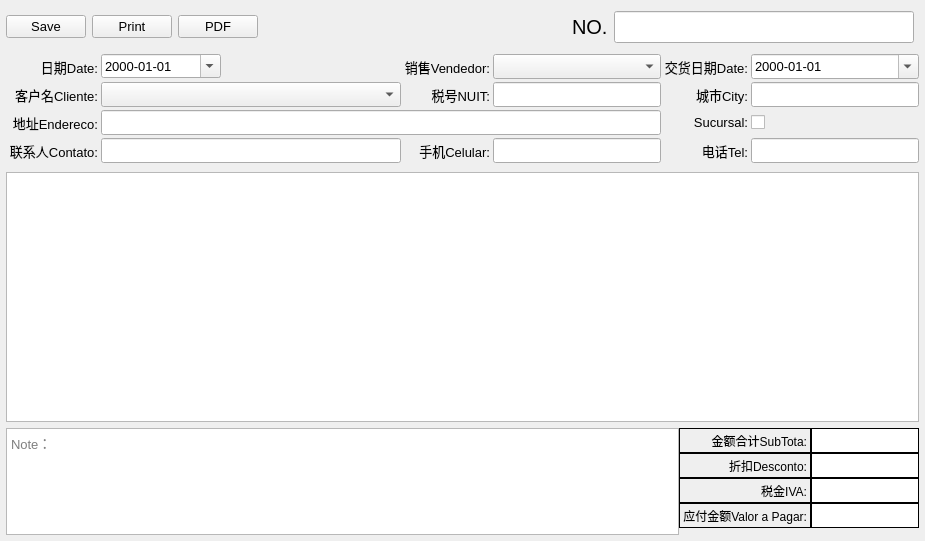
Before: the Qt Designer form Ui/FormPrintingOrder.ui in golden7602/zion, drawn with Qt 5.
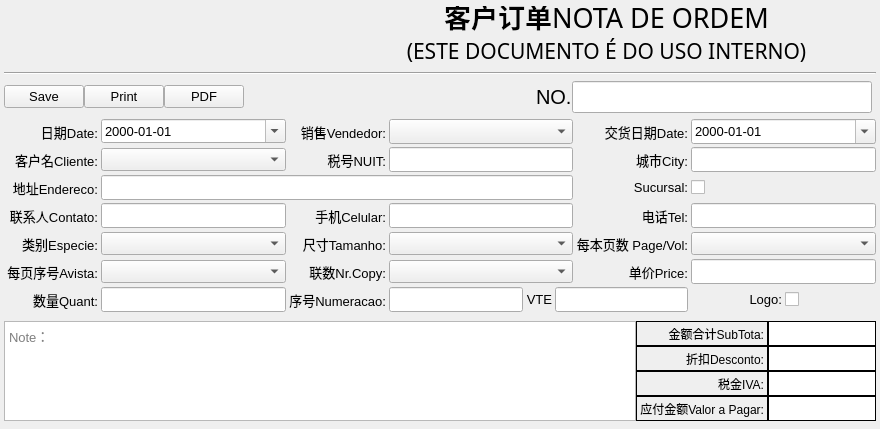
After: the same form once the commit is applied. Icons and pictures are not drawn.

What changed in the file:
```diff
--- a/Ui/FormPrintingOrder.ui
+++ b/Ui/FormPrintingOrder.ui
@@ -6,8 +6,8 @@
    <rect>
     <x>0</x>
     <y>0</y>
-    <width>925</width>
-    <height>541</height>
+    <width>880</width>
+    <height>429</height>
    </rect>
   </property>
   <property name="font">
@@ -19,23 +19,215 @@
   <property name="windowTitle">
    <string>Order</string>
   </property>
-  <layout class="QVBoxLayout" name="verticalLayout_3">
+  <layout class="QVBoxLayout" name="verticalLayout_4">
+   <property name="spacing">
+    <number>4</number>
+   </property>
    <property name="leftMargin">
-    <number>6</number>
+    <number>4</number>
    </property>
    <property name="topMargin">
-    <number>6</number>
+    <number>4</number>
    </property>
    <property name="rightMargin">
-    <number>6</number>
+    <number>4</number>
    </property>
    <property name="bottomMargin">
-    <number>6</number>
+    <number>4</number>
    </property>
+   <item>
+    <layout class="QHBoxLayout" name="horizontalLayout_6">
+     <item>
+      <widget class="QLabel" name="label_17">
+       <property name="minimumSize">
+        <size>
+         <width>329</width>
+         <height>60</height>
+        </size>
+       </property>
+       <property name="maximumSize">
+        <size>
+         <width>329</width>
+         <height>60</height>
+        </size>
+       </property>
+       <property name="text">
+        <string/>
+       </property>
+       <property name="pixmap">
+        <pixmap>../res/Zions_100.png</pixmap>
+       </property>
+       <property name="scaledContents">
+        <bool>true</bool>
+       </property>
+      </widget>
+     </item>
+     <item>
+      <spacer name="horizontalSpacer_4">
+       <property name="orientation">
+        <enum>Qt::Horizontal</enum>
+       </property>
+       <property name="sizeHint" stdset="0">
+        <size>
+         <width>40</width>
+         <height>20</height>
+        </size>
+       </property>
+      </spacer>
+     </item>
+     <item>
+      <layout class="QVBoxLayout" name="verticalLayout_3">
+       <property name="spacing">
+        <number>0</number>
+       </property>
+       <item>
+        <layout class="QHBoxLayout" name="horizontalLayout_5">
+         <item>
+          <spacer name="horizontalSpacer_2">
+           <property name="orientation">
+            <enum>Qt::Horizontal</enum>
+           </property>
+           <property name="sizeHint" stdset="0">
+            <size>
+             <width>40</width>
+             <height>20</height>
+            </size>
+           </property>
+          </spacer>
+         </item>
+         <item>
+          <widget class="QLabel" name="label_Title_Chn">
+           <property name="minimumSize">
+            <size>
+             <width>0</width>
+             <height>30</height>
+            </size>
+           </property>
+           <property name="maximumSize">
+            <size>
+             <width>16777215</width>
+             <height>30</height>
+            </size>
+           </property>
+           <property name="font">
+            <font>
+             <pointsize>20</pointsize>
+             <weight>75</weight>
+             <bold>true</bold>
+            </font>
+           </property>
+           <property name="text">
+            <string>客户订单</string>
+           </property>
+           <property name="alignment">
+            <set>Qt::AlignBottom|Qt::AlignRight|Qt::AlignTrailing</set>
+           </property>
+          </widget>
+         </item>
+         <item>
+          <widget class="QLabel" name="label_Title_Eng">
+           <property name="minimumSize">
+            <size>
+             <width>0</width>
+             <height>30</height>
+            </size>
+           </property>
+           <property name="maximumSize">
+            <size>
+             <width>16777215</width>
+             <height>30</height>
+            </size>
+           </property>
+           <property name="font">
+            <font>
+             <family>Algerian</family>
+             <pointsize>20</pointsize>
+             <weight>50</weight>
+             <bold>false</bold>
+            </font>
+           </property>
+           <property name="text">
+            <string>NOTA DE ORDEM</string>
+           </property>
+           <property name="alignment">
+            <set>Qt::AlignBottom|Qt::AlignLeading|Qt::AlignLeft</set>
+           </property>
+          </widget>
+         </item>
+         <item>
+          <spacer name="horizontalSpacer_3">
+           <property name="orientation">
+            <enum>Qt::Horizontal</enum>
+           </property>
+           <property name="sizeHint" stdset="0">
+            <size>
+             <width>40</width>
+             <height>20</height>
+            </size>
+           </property>
+          </spacer>
+         </item>
+        </layout>
+       </item>
+       <item>
+        <widget class="QLabel" name="label_Title_2">
+         <property name="minimumSize">
+          <size>
+           <width>0</width>
+           <height>30</height>
+          </size>
+         </property>
+         <property name="maximumSize">
+          <size>
+           <width>16777215</width>
+           <height>30</height>
+          </size>
+         </property>
+         <property name="font">
+          <font>
+           <family>Algerian</family>
+           <pointsize>16</pointsize>
+          </font>
+         </property>
+         <property name="text">
+          <string>(ESTE DOCUMENTO É DO USO INTERNO)</string>
+         </property>
+         <property name="alignment">
+          <set>Qt::AlignHCenter|Qt::AlignTop</set>
+         </property>
+        </widget>
+       </item>
+      </layout>
+     </item>
+     <item>
+      <spacer name="horizontalSpacer_5">
+       <property name="orientation">
+        <enum>Qt::Horizontal</enum>
+       </property>
+       <property name="sizeHint" stdset="0">
+        <size>
+         <width>40</width>
+         <height>20</height>
+        </size>
+       </property>
+      </spacer>
+     </item>
+    </layout>
+   </item>
+   <item>
+    <widget class="Line" name="line">
+     <property name="orientation">
+      <enum>Qt::Horizontal</enum>
+     </property>
+    </widget>
+   </item>
    <item>
     <layout class="QHBoxLayout" name="horizontalLayout_4">
      <item>
       <layout class="QHBoxLayout" name="horizontalLayout_3">
+       <property name="spacing">
+        <number>0</number>
+       </property>
        <item>
         <widget class="QPushButton" name="butSave">
          <property name="text">
@@ -47,8 +239,8 @@
          </property>
          <property name="iconSize">
           <size>
-           <width>32</width>
-           <height>32</height>
+           <width>16</width>
+           <height>16</height>
           </size>
          </property>
         </widget>
@@ -64,8 +256,8 @@
          </property>
          <property name="iconSize">
           <size>
-           <width>32</width>
-           <height>32</height>
+           <width>16</width>
+           <height>16</height>
           </size>
          </property>
         </widget>
@@ -81,8 +273,8 @@
          </property>
          <property name="iconSize">
           <size>
-           <width>32</width>
-           <height>32</height>
+           <width>16</width>
+           <height>16</height>
           </size>
          </property>
         </widget>
@@ -91,17 +283,20 @@
      </item>
      <item>
       <layout class="QHBoxLayout" name="horizontalLayout">
+       <property name="spacing">
+        <number>0</number>
+       </property>
        <property name="leftMargin">
-        <number>5</number>
+        <number>0</number>
        </property>
        <property name="topMargin">
-        <number>5</number>
+        <number>0</number>
        </property>
        <property name="rightMargin">
-        <number>5</number>
+        <number>4</number>
        </property>
        <property name="bottomMargin">
-        <number>5</number>
+        <number>0</number>
        </property>
        <item>
         <spacer name="horizontalSpacer">
@@ -442,8 +637,8 @@
       <widget class="QComboBox" name="fCustomerID">
        <property name="minimumSize">
         <size>
-         <width>300</width>
-         <height>25</height>
+         <width>0</width>
+         <height>0</height>
         </size>
        </property>
        <property name="sizeIncrement">
@@ -505,7 +700,7 @@
       <widget class="QDateEdit" name="fOrderDate">
        <property name="maximumSize">
         <size>
-         <width>120</width>
+         <width>16777215</width>
          <height>16777215</height>
         </size>
        </property>
@@ -591,18 +786,426 @@
        </property>
       </widget>
      </item>
+     <item row="5" column="3">
+      <widget class="QLabel" name="label_25">
+       <property name="minimumSize">
+        <size>
+         <width>0</width>
+         <height>25</height>
+        </size>
+       </property>
+       <property name="sizeIncrement">
+        <size>
+         <width>0</width>
+         <height>25</height>
+        </size>
+       </property>
+       <property name="text">
+        <string>联数Nr.Copy:</string>
+       </property>
+       <property name="alignment">
+        <set>Qt::AlignRight|Qt::AlignTrailing|Qt::AlignVCenter</set>
+       </property>
+      </widget>
+     </item>
+     <item row="6" column="2">
+      <widget class="QLineEdit" name="fQuant">
+       <property name="minimumSize">
+        <size>
+         <width>0</width>
+         <height>25</height>
+        </size>
+       </property>
+       <property name="sizeIncrement">
+        <size>
+         <width>0</width>
+         <height>25</height>
+        </size>
+       </property>
+       <property name="clearButtonEnabled">
+        <bool>true</bool>
+       </property>
+      </widget>
+     </item>
+     <item row="6" column="3">
+      <widget class="QLabel" name="label_26">
+       <property name="minimumSize">
+        <size>
+         <width>0</width>
+         <height>25</height>
+        </size>
+       </property>
+       <property name="sizeIncrement">
+        <size>
+         <width>0</width>
+         <height>25</height>
+        </size>
+       </property>
+       <property name="text">
+        <string>序号Numeracao:</string>
+       </property>
+       <property name="alignment">
+        <set>Qt::AlignRight|Qt::AlignTrailing|Qt::AlignVCenter</set>
+       </property>
+      </widget>
+     </item>
+     <item row="4" column="0">
+      <widget class="QLabel" name="label_21">
+       <property name="minimumSize">
+        <size>
+         <width>0</width>
+         <height>25</height>
+        </size>
+       </property>
+       <property name="sizeIncrement">
+        <size>
+         <width>0</width>
+         <height>25</height>
+        </size>
+       </property>
+       <property name="text">
+        <string>类别Especie:</string>
+       </property>
+       <property name="alignment">
+        <set>Qt::AlignRight|Qt::AlignTrailing|Qt::AlignVCenter</set>
+       </property>
+      </widget>
+     </item>
+     <item row="4" column="3">
+      <widget class="QLabel" name="label_24">
+       <property name="minimumSize">
+        <size>
+         <width>0</width>
+         <height>25</height>
+        </size>
+       </property>
+       <property name="sizeIncrement">
+        <size>
+         <width>0</width>
+         <height>25</height>
+        </size>
+       </property>
+       <property name="text">
+        <string>尺寸Tamanho:</string>
+       </property>
+       <property name="alignment">
+        <set>Qt::AlignRight|Qt::AlignTrailing|Qt::AlignVCenter</set>
+       </property>
+      </widget>
+     </item>
+     <item row="6" column="0">
+      <widget class="QLabel" name="label_23">
+       <property name="minimumSize">
+        <size>
+         <width>0</width>
+         <height>25</height>
+        </size>
+       </property>
+       <property name="sizeIncrement">
+        <size>
+         <width>0</width>
+         <height>25</height>
+        </size>
+       </property>
+       <property name="text">
+        <string>数量Quant:</string>
+       </property>
+       <property name="alignment">
+        <set>Qt::AlignRight|Qt::AlignTrailing|Qt::AlignVCenter</set>
+       </property>
+      </widget>
+     </item>
+     <item row="5" column="0">
+      <widget class="QLabel" name="label_22">
+       <property name="minimumSize">
+        <size>
+         <width>0</width>
+         <height>25</height>
+        </size>
+       </property>
+       <property name="sizeIncrement">
+        <size>
+         <width>0</width>
+         <height>25</height>
+        </size>
+       </property>
+       <property name="text">
+        <string>每页序号Avista:</string>
+       </property>
+       <property name="alignment">
+        <set>Qt::AlignRight|Qt::AlignTrailing|Qt::AlignVCenter</set>
+       </property>
+      </widget>
+     </item>
+     <item row="4" column="5">
+      <widget class="QLabel" name="label_28">
+       <property name="minimumSize">
+        <size>
+         <width>0</width>
+         <height>25</height>
+        </size>
+       </property>
+       <property name="sizeIncrement">
+        <size>
+         <width>0</width>
+         <height>25</height>
+        </size>
+       </property>
+       <property name="text">
+        <string>每本页数 Page/Vol:</string>
+       </property>
+       <property name="alignment">
+        <set>Qt::AlignRight|Qt::AlignTrailing|Qt::AlignVCenter</set>
+       </property>
+      </widget>
+     </item>
+     <item row="6" column="4" colspan="2">
+      <layout class="QHBoxLayout" name="horizontalLayout_8">
+       <item>
+        <widget class="QLineEdit" name="fNumerBegin">
+         <property name="minimumSize">
+          <size>
+           <width>0</width>
+           <height>25</height>
+          </size>
+         </property>
+         <property name="sizeIncrement">
+          <size>
+           <width>0</width>
+           <height>25</height>
+          </size>
+         </property>
+         <property name="clearButtonEnabled">
+          <bool>true</bool>
+         </property>
+        </widget>
+       </item>
+       <item>
+        <widget class="QLabel" name="label_27">
+         <property name="minimumSize">
+          <size>
+           <width>0</width>
+           <height>25</height>
+          </size>
+         </property>
+         <property name="sizeIncrement">
+          <size>
+           <width>0</width>
+           <height>25</height>
+          </size>
+         </property>
+         <property name="text">
+          <string>VTE</string>
+         </property>
+         <property name="alignment">
+          <set>Qt::AlignRight|Qt::AlignTrailing|Qt::AlignVCenter</set>
+         </property>
+        </widget>
+       </item>
+       <item>
+        <widget class="QLineEdit" name="fNumerEnd">
+         <property name="minimumSize">
+          <size>
+           <width>0</width>
+           <height>25</height>
+          </size>
+         </property>
+         <property name="sizeIncrement">
+          <size>
+           <width>0</width>
+           <height>25</height>
+          </size>
+         </property>
+         <property name="clearButtonEnabled">
+          <bool>true</bool>
+         </property>
+        </widget>
+       </item>
+      </layout>
+     </item>
+     <item row="5" column="5">
+      <widget class="QLabel" name="label_30">
+       <property name="minimumSize">
+        <size>
+         <width>0</width>
+         <height>25</height>
+        </size>
+       </property>
+       <property name="sizeIncrement">
+        <size>
+         <width>0</width>
+         <height>25</height>
+        </size>
+       </property>
+       <property name="text">
+        <string>单价Price:</string>
+       </property>
+       <property name="alignment">
+        <set>Qt::AlignRight|Qt::AlignTrailing|Qt::AlignVCenter</set>
+       </property>
+      </widget>
+     </item>
+     <item row="5" column="6">
+      <widget class="QLineEdit" name="fPrice">
+       <property name="minimumSize">
+        <size>
+         <width>0</width>
+         <height>25</height>
+        </size>
+       </property>
+       <property name="sizeIncrement">
+        <size>
+         <width>0</width>
+         <height>25</height>
+        </size>
+       </property>
+       <property name="clearButtonEnabled">
+        <bool>true</bool>
+       </property>
+      </widget>
+     </item>
+     <item row="6" column="6">
+      <layout class="QHBoxLayout" name="horizontalLayout_9">
+       <item>
+        <widget class="QLabel" name="label_29">
+         <property name="minimumSize">
+          <size>
+           <width>0</width>
+           <height>25</height>
+          </size>
+         </property>
+         <property name="sizeIncrement">
+          <size>
+           <width>0</width>
+           <height>25</height>
+          </size>
+         </property>
+         <property name="text">
+          <string>Logo:</string>
+         </property>
+         <property name="alignment">
+          <set>Qt::AlignRight|Qt::AlignTrailing|Qt::AlignVCenter</set>
+         </property>
+        </widget>
+       </item>
+       <item>
+        <widget class="QCheckBox" name="fLogo">
+         <property name="minimumSize">
+          <size>
+           <width>0</width>
+           <height>25</height>
+          </size>
+         </property>
+         <property name="sizeIncrement">
+          <size>
+           <width>0</width>
+           <height>25</height>
+          </size>
+         </property>
+         <property name="text">
+          <string/>
+         </property>
+        </widget>
+       </item>
+      </layout>
+     </item>
+     <item row="4" column="2">
+      <widget class="QComboBox" name="fEspecie">
+       <property name="minimumSize">
+        <size>
+         <width>0</width>
+         <height>0</height>
+        </size>
+       </property>
+       <property name="sizeIncrement">
+        <size>
+         <width>0</width>
+         <height>25</height>
+        </size>
+       </property>
+       <property name="placeholderText" stdset="0">
+        <string>Please select a cliente.</string>
+       </property>
+      </widget>
+     </item>
+     <item row="5" column="2">
+      <widget class="QComboBox" name="fAvista">
+       <property name="minimumSize">
+        <size>
+         <width>0</width>
+         <height>0</height>
+        </size>
+       </property>
+       <property name="sizeIncrement">
+        <size>
+         <width>0</width>
+         <height>25</height>
+        </size>
+       </property>
+       <property name="placeholderText" stdset="0">
+        <string>Please select a cliente.</string>
+       </property>
+      </widget>
+     </item>
+     <item row="4" column="4">
+      <widget class="QComboBox" name="fTamanho">
+       <property name="minimumSize">
+        <size>
+         <width>0</width>
+         <height>0</height>
+        </size>
+       </property>
+       <property name="sizeIncrement">
+        <size>
+         <width>0</width>
+         <height>25</height>
+        </size>
+       </property>
+       <property name="placeholderText" stdset="0">
+        <string>Please select a cliente.</string>
+       </property>
+      </widget>
+     </item>
+     <item row="5" column="4">
+      <widget class="QComboBox" name="fNrCopy">
+       <property name="minimumSize">
+        <size>
+         <width>0</width>
+         <height>0</height>
+        </size>
+       </property>
+       <property name="sizeIncrement">
+        <size>
+         <width>0</width>
+         <height>25</height>
+        </size>
+       </property>
+       <property name="placeholderText" stdset="0">
+        <string>Please select a cliente.</string>
+       </property>
+      </widget>
+     </item>
+     <item row="4" column="6">
+      <widget class="QComboBox" name="fPagePerVolumn">
+       <property name="minimumSize">
+        <size>
+         <width>0</width>
+         <height>0</height>
+        </size>
+       </property>
+       <property name="sizeIncrement">
+        <size>
+         <width>0</width>
+         <height>25</height>
+        </size>
+       </property>
+       <property name="placeholderText" stdset="0">
+        <string>Please select a cliente.</string>
+       </property>
+      </widget>
+     </item>
     </layout>
    </item>
-   <item>
-    <widget class="QTableView" name="tableView">
-     <property name="minimumSize">
-      <size>
-       <width>0</width>
-       <height>250</height>
-      </size>
-     </property>
-    </widget>
-   </item>
    <item>
     <layout class="QHBoxLayout" name="horizontalLayout_2">
      <property name="spacing">
@@ -613,11 +1216,26 @@
        <property name="spacing">
         <number>0</number>
        </property>
+       <property name="sizeConstraint">
+        <enum>QLayout::SetMaximumSize</enum>
+       </property>
        <property name="bottomMargin">
         <number>0</number>
        </property>
        <item>
         <widget class="QTextEdit" name="fNote">
+         <property name="minimumSize">
+          <size>
+           <width>0</width>
+           <height>100</height>
+          </size>
+         </property>
+         <property name="maximumSize">
+          <size>
+           <width>16777215</width>
+           <height>100</height>
+          </size>
+         </property>
          <property name="toolTipDuration">
           <number>-1</number>
          </property>
@@ -957,19 +1575,6 @@
          </layout>
         </widget>
        </item>
-       <item>
-        <spacer name="verticalSpacer">
-         <property name="orientation">
-          <enum>Qt::Vertical</enum>
-         </property>
-         <property name="sizeHint" stdset="0">
-          <size>
-           <width>20</width>
-           <height>40</height>
-          </size>
-         </property>
-        </spacer>
-       </item>
       </layout>
      </item>
     </layout>
```
